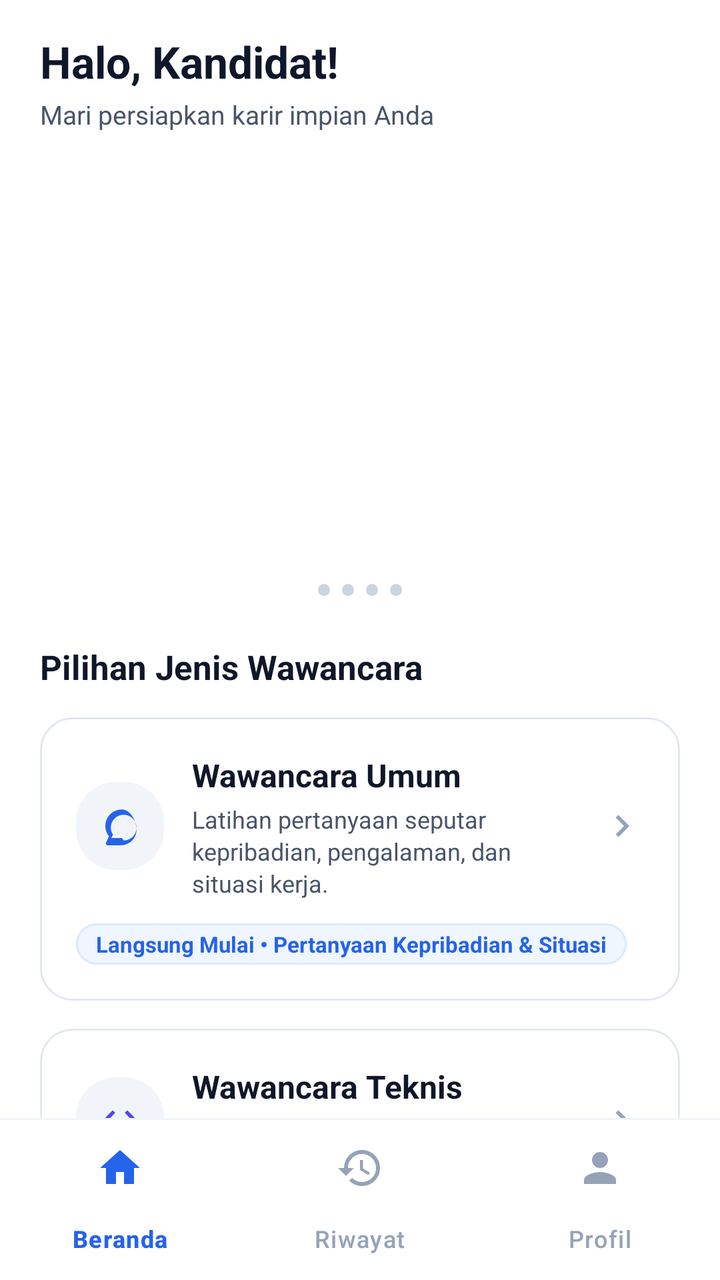
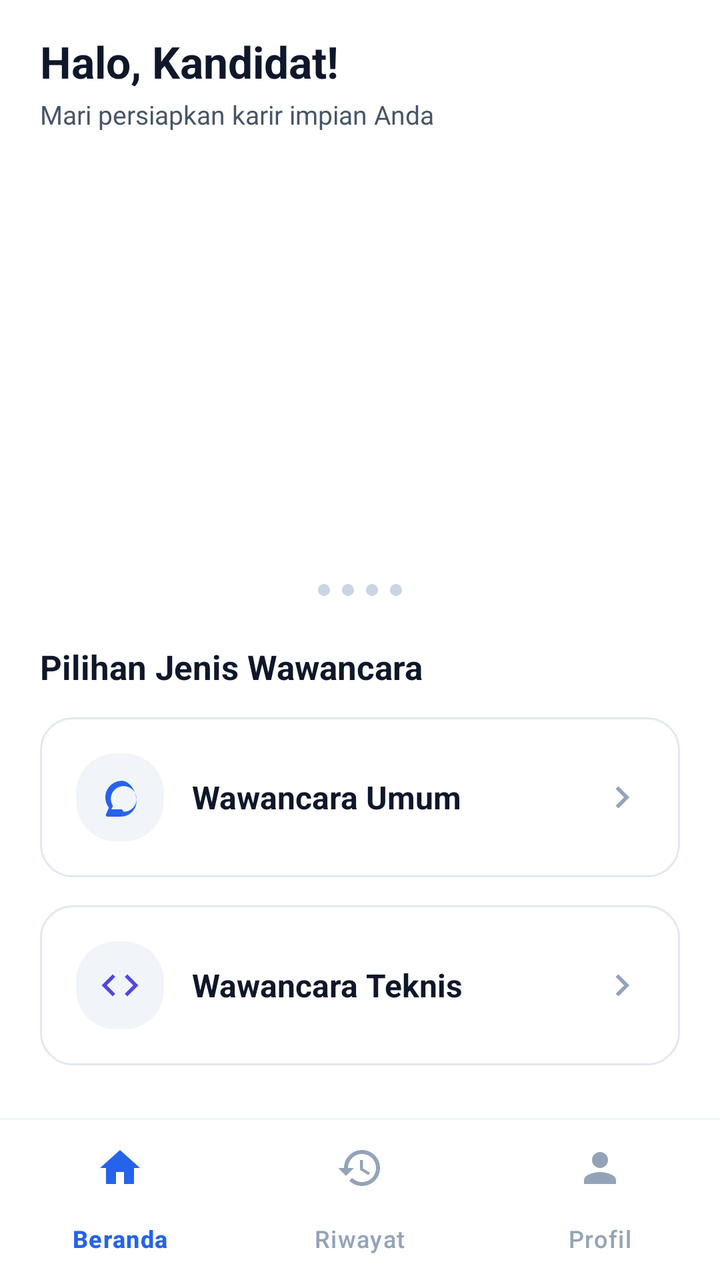

Compare the two renders of this Android layout. The source of the first and the diff that turns it into the second are given below.
<!-- AndroidManifest.xml: application theme Theme.InterviewAI -->
<!-- res/layout/activity_home.xml -->
<?xml version="1.0" encoding="utf-8"?>
<LinearLayout xmlns:android="http://schemas.android.com/apk/res/android"
    xmlns:app="http://schemas.android.com/apk/res-auto"
    android:id="@+id/main"
    android:layout_width="match_parent"
    android:layout_height="match_parent"
    android:background="@color/white"
    android:orientation="vertical">

    
    <androidx.core.widget.NestedScrollView
        android:id="@+id/scrollHome"
        android:layout_width="match_parent"
        android:layout_height="0dp"
        android:layout_weight="1"
        android:background="@color/white"
        android:fillViewport="true">

        <LinearLayout
            android:layout_width="match_parent"
            android:layout_height="wrap_content"
            android:orientation="vertical"
            android:paddingHorizontal="20dp"
            android:paddingTop="16dp"
            android:paddingBottom="24dp">

            
            <LinearLayout
                android:layout_width="match_parent"
                android:layout_height="wrap_content"
                android:orientation="vertical"
                android:layout_marginBottom="16dp">

                <TextView
                    android:id="@+id/txtGreeting"
                    android:layout_width="wrap_content"
                    android:layout_height="wrap_content"
                    android:text="Halo, Kandidat!"
                    android:textColor="@color/text_primary"
                    android:textSize="22sp"
                    android:textStyle="bold" />

                <TextView
                    android:layout_width="wrap_content"
                    android:layout_height="wrap_content"
                    android:text="Mari persiapkan karir impian Anda"
                    android:textColor="@color/text_secondary"
                    android:textSize="13sp"
                    android:layout_marginTop="3dp" />
            </LinearLayout>

            
            <androidx.viewpager2.widget.ViewPager2
                android:id="@+id/pagerHeroCarousel"
                android:layout_width="match_parent"
                android:layout_height="200dp" />

            
            <LinearLayout
                android:id="@+id/layoutDotsIndicator"
                android:layout_width="match_parent"
                android:layout_height="wrap_content"
                android:orientation="horizontal"
                android:gravity="center"
                android:layout_marginTop="10dp"
                android:layout_marginBottom="24dp">

                <ImageView
                    android:id="@+id/dot0"
                    android:layout_width="wrap_content"
                    android:layout_height="wrap_content"
                    android:src="@drawable/dot_indicator_selector"
                    android:contentDescription="Slide 1"
                    android:layout_marginHorizontal="3dp" />

                <ImageView
                    android:id="@+id/dot1"
                    android:layout_width="wrap_content"
                    android:layout_height="wrap_content"
                    android:src="@drawable/dot_indicator_selector"
                    android:contentDescription="Slide 2"
                    android:layout_marginHorizontal="3dp" />

                <ImageView
                    android:id="@+id/dot2"
                    android:layout_width="wrap_content"
                    android:layout_height="wrap_content"
                    android:src="@drawable/dot_indicator_selector"
                    android:contentDescription="Slide 3"
                    android:layout_marginHorizontal="3dp" />

                <ImageView
                    android:id="@+id/dot3"
                    android:layout_width="wrap_content"
                    android:layout_height="wrap_content"
                    android:src="@drawable/dot_indicator_selector"
                    android:contentDescription="Slide 4"
                    android:layout_marginHorizontal="3dp" />

            </LinearLayout>

            
            <TextView
                android:id="@+id/txtSectionCategories"
                android:layout_width="wrap_content"
                android:layout_height="wrap_content"
                android:text="Pilihan Jenis Wawancara"
                android:textColor="@color/text_primary"
                android:textSize="17sp"
                android:textStyle="bold"
                android:layout_marginBottom="14dp" />

            
            <LinearLayout
                android:id="@+id/cardInterviewUmum"
                android:layout_width="match_parent"
                android:layout_height="wrap_content"
                android:background="@drawable/bg_card_white"
                android:orientation="vertical"
                android:padding="18dp"
                android:clickable="true"
                android:focusable="true"
                android:foreground="?attr/selectableItemBackground"
                android:layout_marginBottom="14dp">

                <LinearLayout
                    android:layout_width="match_parent"
                    android:layout_height="wrap_content"
                    android:orientation="horizontal"
                    android:gravity="center_vertical">

                    <ImageView
                        android:layout_width="44dp"
                        android:layout_height="44dp"
                        android:background="@drawable/bg_badge_role"
                        android:padding="11dp"
                        android:src="@drawable/ic_psychology"
                        app:tint="@color/primary"
                        android:contentDescription="Wawancara Umum"
                        android:layout_marginEnd="14dp" />

                    <LinearLayout
                        android:layout_width="0dp"
                        android:layout_height="wrap_content"
                        android:layout_weight="1"
                        android:orientation="vertical">

                        <TextView
                            android:layout_width="wrap_content"
                            android:layout_height="wrap_content"
                            android:text="Wawancara Umum"
                            android:textColor="@color/text_primary"
                            android:textSize="16sp"
                            android:textStyle="bold" />

                        <TextView
                            android:layout_width="wrap_content"
                            android:layout_height="wrap_content"
                            android:text="Latihan pertanyaan seputar kepribadian, pengalaman, dan situasi kerja."
                            android:textColor="@color/text_secondary"
                            android:textSize="12sp"
                            android:lineSpacingExtra="2dp"
                            android:layout_marginTop="3dp" />
                    </LinearLayout>

                    <ImageView
                        android:layout_width="22dp"
                        android:layout_height="22dp"
                        android:src="@drawable/ic_chevron_right"
                        app:tint="@color/text_muted"
                        android:contentDescription="Mulai"
                        android:layout_marginStart="8dp" />
                </LinearLayout>

                <TextView
                    android:layout_width="wrap_content"
                    android:layout_height="wrap_content"
                    android:background="@drawable/bg_badge_score"
                    android:paddingHorizontal="10dp"
                    android:paddingVertical="3dp"
                    android:text="Langsung Mulai • Pertanyaan Kepribadian &amp; Situasi"
                    android:textColor="@color/primary"
                    android:textSize="11sp"
                    android:textStyle="bold"
                    android:layout_marginTop="12dp" />

            </LinearLayout>

            
            <LinearLayout
                android:id="@+id/cardInterviewTeknis"
                android:layout_width="match_parent"
                android:layout_height="wrap_content"
                android:background="@drawable/bg_card_white"
                android:orientation="vertical"
                android:padding="18dp"
                android:clickable="true"
                android:focusable="true"
                android:foreground="?attr/selectableItemBackground"
                android:layout_marginBottom="24dp">

                <LinearLayout
                    android:layout_width="match_parent"
                    android:layout_height="wrap_content"
                    android:orientation="horizontal"
                    android:gravity="center_vertical">

                    <ImageView
                        android:layout_width="44dp"
                        android:layout_height="44dp"
                        android:background="@drawable/bg_badge_role"
                        android:padding="11dp"
                        android:src="@drawable/ic_code"
                        app:tint="@color/accent"
                        android:contentDescription="Wawancara Teknis"
                        android:layout_marginEnd="14dp" />

                    <LinearLayout
                        android:layout_width="0dp"
                        android:layout_height="wrap_content"
                        android:layout_weight="1"
                        android:orientation="vertical">

                        <TextView
                            android:layout_width="wrap_content"
                            android:layout_height="wrap_content"
                            android:text="Wawancara Teknis"
                            android:textColor="@color/text_primary"
                            android:textSize="16sp"
                            android:textStyle="bold" />

                        <TextView
                            android:layout_width="wrap_content"
                            android:layout_height="wrap_content"
                            android:text="Latihan pertanyaan teknis berdasarkan bidang keahlian Anda."
                            android:textColor="@color/text_secondary"
                            android:textSize="12sp"
                            android:lineSpacingExtra="2dp"
                            android:layout_marginTop="3dp" />
                    </LinearLayout>

                    <ImageView
                        android:layout_width="22dp"
                        android:layout_height="22dp"
                        android:src="@drawable/ic_chevron_right"
                        app:tint="@color/text_muted"
                        android:contentDescription="Pilih Bidang"
                        android:layout_marginStart="8dp" />
                </LinearLayout>

                <TextView
                    android:layout_width="wrap_content"
                    android:layout_height="wrap_content"
                    android:background="@drawable/bg_badge_role"
                    android:paddingHorizontal="10dp"
                    android:paddingVertical="3dp"
                    android:text="Pilih Bidang • 10 Bidang Keahlian Pilihan"
                    android:textColor="@color/accent"
                    android:textSize="11sp"
                    android:textStyle="bold"
                    android:layout_marginTop="12dp" />

            </LinearLayout>

        </LinearLayout>
    </androidx.core.widget.NestedScrollView>

    
    <View
        android:layout_width="match_parent"
        android:layout_height="1dp"
        android:background="@color/divider" />

    
    <com.google.android.material.bottomnavigation.BottomNavigationView
        android:id="@+id/bottomNavHome"
        android:layout_width="match_parent"
        android:layout_height="wrap_content"
        android:background="@color/white"
        app:elevation="8dp"
        app:itemIconTint="@color/bottom_nav_color_selector"
        app:itemTextColor="@color/bottom_nav_color_selector"
        app:labelVisibilityMode="labeled"
        app:menu="@menu/bottom_nav_menu" />

</LinearLayout>
<!-- resources referenced by this layout -->
<resources>
  <color name="accent">#4F46E5</color>
  <color name="divider">#F1F5F9</color>
  <color name="primary">#2563EB</color>
  <color name="text_muted">#94A3B8</color>
  <color name="text_primary">#0F172A</color>
  <color name="text_secondary">#475569</color>
  <color name="white">#FFFFFF</color>
  <!-- drawable bg_badge_role (drawable) -->
  <?xml version="1.0" encoding="utf-8"?>
  <shape xmlns:android="http://schemas.android.com/apk/res/android"
      android:shape="rectangle">
      <solid android:color="@color/divider" />
      <corners android:radius="20dp" />
  </shape>
  <!-- drawable bg_badge_score (drawable) -->
  <?xml version="1.0" encoding="utf-8"?>
  <shape xmlns:android="http://schemas.android.com/apk/res/android"
      android:shape="rectangle">
      <solid android:color="@color/primary_container" />
      <corners android:radius="24dp" />
      <stroke
          android:width="1dp"
          android:color="@color/primary_light" />
  </shape>
  <!-- drawable bg_card_white (drawable) -->
  <?xml version="1.0" encoding="utf-8"?>
  <shape xmlns:android="http://schemas.android.com/apk/res/android"
      android:shape="rectangle">
      <solid android:color="@color/surface_card" />
      <corners android:radius="16dp" />
      <stroke
          android:width="1dp"
          android:color="@color/surface_stroke" />
  </shape>
  <!-- drawable dot_indicator_selector (drawable) -->
  <?xml version="1.0" encoding="utf-8"?>
  <selector xmlns:android="http://schemas.android.com/apk/res/android">
      <item android:state_selected="true">
          <shape android:shape="rectangle">
              <size android:width="20dp" android:height="6dp" />
              <corners android:radius="3dp" />
              <solid android:color="@color/primary" />
          </shape>
      </item>
      <item>
          <shape android:shape="oval">
              <size android:width="6dp" android:height="6dp" />
              <solid android:color="#CBD5E1" />
          </shape>
      </item>
  </selector>
  <!-- drawable ic_chevron_right (drawable) -->
  <vector xmlns:android="http://schemas.android.com/apk/res/android"
      android:width="24dp"
      android:height="24dp"
      android:viewportWidth="24"
      android:viewportHeight="24">
    <path
        android:fillColor="@color/text_muted"
        android:pathData="M10,6L8.59,7.41 13.17,12l-4.58,4.59L10,18l6,-6z"/>
  </vector>
  <!-- drawable ic_code (drawable) -->
  <vector xmlns:android="http://schemas.android.com/apk/res/android"
      android:width="24dp"
      android:height="24dp"
      android:viewportWidth="24"
      android:viewportHeight="24">
    <path
        android:fillColor="@color/primary"
        android:pathData="M9.4,16.6L4.8,12l4.6,-4.6L8,6l-6,6 6,6 1.4,-1.4zm5.2,0l4.6,-4.6 -4.6,-4.6L16,6l6,6 -6,6 -1.4,-1.4z"/>
  </vector>
  <!-- drawable ic_psychology (drawable) -->
  <vector xmlns:android="http://schemas.android.com/apk/res/android"
      android:width="24dp"
      android:height="24dp"
      android:viewportWidth="24"
      android:viewportHeight="24">
    <path
        android:fillColor="@color/primary"
        android:pathData="M13,3c-4.97,0 -9,4.03 -9,9 0,2.12 0.74,4.07 1.97,5.61L4.35,21.24c-0.29,0.59 0.14,1.26 0.8,1.26h7.35c4.69,0 8.5,-3.81 8.5,-8.5S17.69,3 13,3zm0,15.5H7.28l0.9,-1.8c-0.74,-1.09 -1.18,-2.4 -1.18,-3.82 0,-3.86 3.14,-7 7,-7s7,3.14 7,7 -3.14,7 -7,7z"/>
  </vector>
  <style name="Theme.InterviewAI" parent="Base.Theme.InterviewAI" />
  <color name="primary_container">#EFF6FF</color>
  <color name="primary_light">#DBEAFE</color>
  <color name="surface_card">#FFFFFF</color>
  <color name="surface_stroke">#E2E8F0</color>
  <color name="on_primary">#FFFFFF</color>
  <color name="secondary">#0D9488</color>
  <!-- unchanged entries left out for length: 1 -->
</resources>

<!-- the commit's change to res/layout/activity_home.xml (unified diff, before → after) -->
@@ -153,14 +153,7 @@
                             android:textSize="16sp"
                             android:textStyle="bold" />
 
-                        <TextView
-                            android:layout_width="wrap_content"
-                            android:layout_height="wrap_content"
-                            android:text="Latihan pertanyaan seputar kepribadian, pengalaman, dan situasi kerja."
-                            android:textColor="@color/text_secondary"
-                            android:textSize="12sp"
-                            android:lineSpacingExtra="2dp"
-                            android:layout_marginTop="3dp" />
+                    
                     </LinearLayout>
 
                     <ImageView
@@ -172,17 +165,7 @@
                         android:layout_marginStart="8dp" />
                 </LinearLayout>
 
-                <TextView
-                    android:layout_width="wrap_content"
-                    android:layout_height="wrap_content"
-                    android:background="@drawable/bg_badge_score"
-                    android:paddingHorizontal="10dp"
-                    android:paddingVertical="3dp"
-                    android:text="Langsung Mulai • Pertanyaan Kepribadian &amp; Situasi"
-                    android:textColor="@color/primary"
-                    android:textSize="11sp"
-                    android:textStyle="bold"
-                    android:layout_marginTop="12dp" />
+               
 
             </LinearLayout>
 
@@ -229,14 +212,7 @@
                             android:textSize="16sp"
                             android:textStyle="bold" />
 
-                        <TextView
-                            android:layout_width="wrap_content"
-                            android:layout_height="wrap_content"
-                            android:text="Latihan pertanyaan teknis berdasarkan bidang keahlian Anda."
-                            android:textColor="@color/text_secondary"
-                            android:textSize="12sp"
-                            android:lineSpacingExtra="2dp"
-                            android:layout_marginTop="3dp" />
+                    
                     </LinearLayout>
 
                     <ImageView
@@ -248,17 +224,7 @@
                         android:layout_marginStart="8dp" />
                 </LinearLayout>
 
-                <TextView
-                    android:layout_width="wrap_content"
-                    android:layout_height="wrap_content"
-                    android:background="@drawable/bg_badge_role"
-                    android:paddingHorizontal="10dp"
-                    android:paddingVertical="3dp"
-                    android:text="Pilih Bidang • 10 Bidang Keahlian Pilihan"
-                    android:textColor="@color/accent"
-                    android:textSize="11sp"
-                    android:textStyle="bold"
-                    android:layout_marginTop="12dp" />
+             
 
             </LinearLayout>
 
<!-- resource entries referenced after the edit -->
@@ -13,16 +13,6 @@
       android:shape="rectangle">
       <solid android:color="@color/divider" />
       <corners android:radius="20dp" />
-  </shape>
-  <!-- drawable bg_badge_score (drawable) -->
-  <?xml version="1.0" encoding="utf-8"?>
-  <shape xmlns:android="http://schemas.android.com/apk/res/android"
-      android:shape="rectangle">
-      <solid android:color="@color/primary_container" />
-      <corners android:radius="24dp" />
-      <stroke
-          android:width="1dp"
-          android:color="@color/primary_light" />
   </shape>
   <!-- drawable bg_card_white (drawable) -->
   <?xml version="1.0" encoding="utf-8"?>
@@ -83,7 +73,6 @@
   </vector>
   <style name="Theme.InterviewAI" parent="Base.Theme.InterviewAI" />
   <color name="primary_container">#EFF6FF</color>
-  <color name="primary_light">#DBEAFE</color>
   <color name="surface_card">#FFFFFF</color>
   <color name="surface_stroke">#E2E8F0</color>
   <color name="on_primary">#FFFFFF</color>
